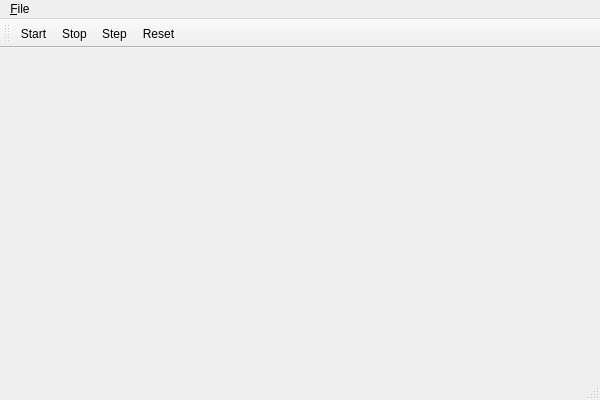
Before: the Qt Designer form src/asyncLife/mainwindow.ui in chalcolith/neurolab, drawn with Qt 5.
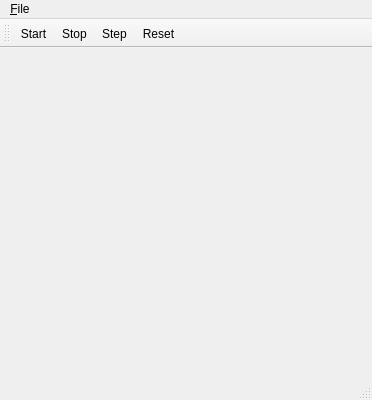
After: the same form once the commit is applied.

Patch:
```diff
--- a/src/asyncLife/mainwindow.ui
+++ b/src/asyncLife/mainwindow.ui
@@ -6,7 +6,7 @@
    <rect>
     <x>0</x>
     <y>0</y>
-    <width>600</width>
+    <width>372</width>
     <height>400</height>
    </rect>
   </property>
@@ -19,8 +19,8 @@
     <rect>
      <x>0</x>
      <y>0</y>
-     <width>600</width>
-     <height>18</height>
+     <width>372</width>
+     <height>21</height>
     </rect>
    </property>
    <widget class="QMenu" name="menu_File">
```
